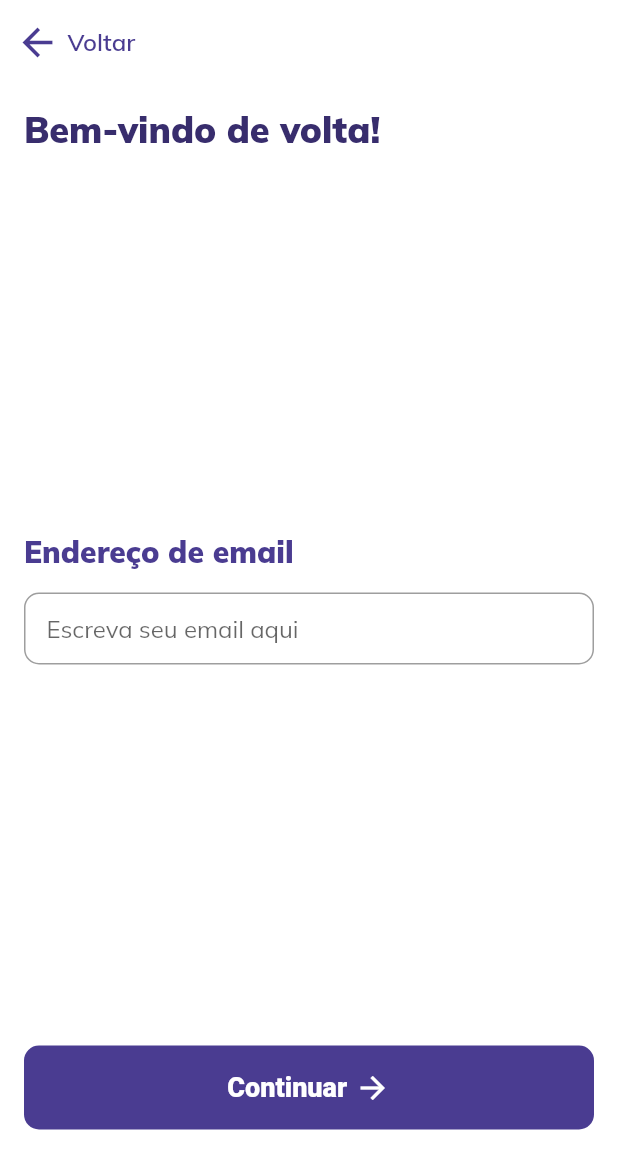
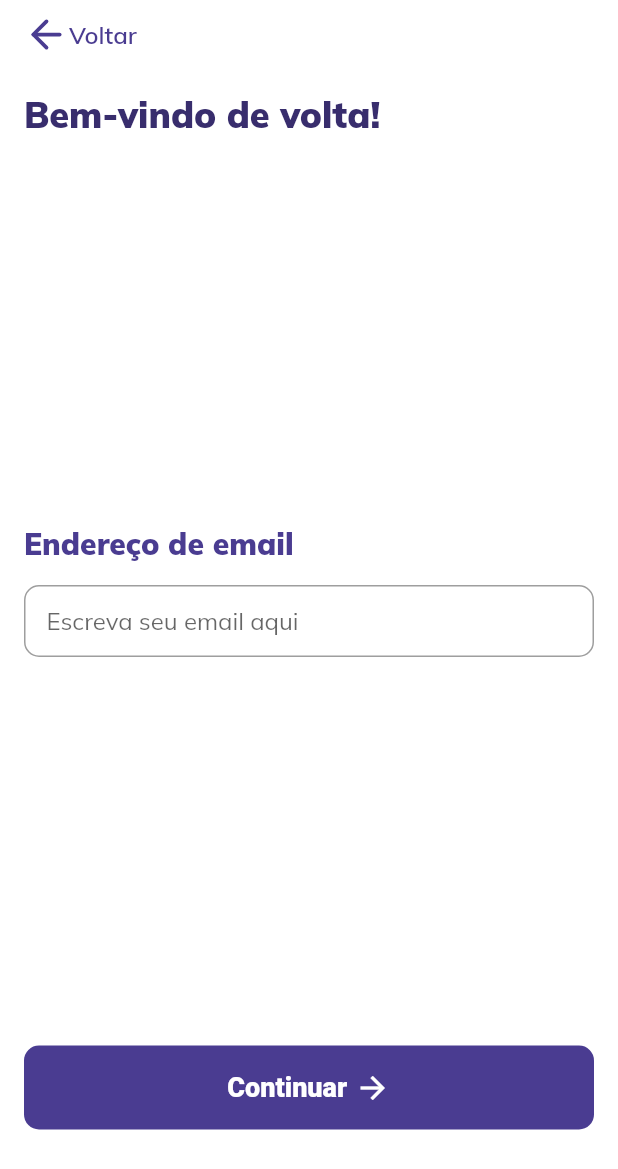
Before and after one commit to elionaimelo/theo, a Flutter app: the LoginScreen screen opened by its route, on a phone screen of 412 x 824 dp. Shown: the top 1169 px of the screen. Run offline on Flutter 3.47's test engine with Material 2 defaults, Android fonts, the phone set to English and light mode, and no system bars; our stand-ins replace flutter_feather_icons, flutter_svg, google_fonts, splashscreen.

Commit message:
ref: app bar modularized

```diff
--- /dev/null
+++ b/lib/components/theo_app_bar.dart
@@ -0,0 +1,85 @@
+import 'package:flutter/material.dart';
+import 'package:flutter_feather_icons/flutter_feather_icons.dart';
+import 'package:theo/styles/colors.dart';
+
+class TheoAppBar extends StatelessWidget {
+  TheoAppBar({
+    this.withBackButton = false,
+    this.withProfile = false,
+    this.withMenu = false,
+    this.onBackPressed,
+  });
+
+  final bool withBackButton;
+  final bool withProfile;
+  final bool withMenu;
+  final Function onBackPressed;
+
+  Widget _backButton(BuildContext context) => Container(
+        child: InkWell(
+            borderRadius: BorderRadius.circular(30),
+            onTap: () => onBackPressed?.call(),
+            child: Container(
+              padding: EdgeInsets.only(right: 10),
+              child: Row(
+                children: [
+                  Icon(
+                    FeatherIcons.arrowLeft,
+                    color: TheoColors.primary,
+                    size: 30,
+                  ),
+                  Text(
+                    'Voltar',
+                    style: Theme.of(context).textTheme.bodyText1.copyWith(
+                          fontWeight: FontWeight.w600,
+                          color: TheoColors.primary,
+                          fontSize: 16,
+                        ),
+                  ),
+                ],
+              ),
+            )),
+      );
+
+  Widget _leftAction(BuildContext context) => withBackButton
+      ? _backButton(context)
+      : Image.asset('assets/icons/simbolo-app.png', fit: BoxFit.cover);
+
+  @override
+  Widget build(BuildContext context) {
+    return AppBar(
+      automaticallyImplyLeading: false,
+      backgroundColor: Colors.white,
+      elevation: 0,
+      title: Row(
+        mainAxisAlignment: MainAxisAlignment.start,
+        children: [
+          _leftAction(context),
+        ],
+      ),
+      actions: [
+        if (withProfile)
+          CircleAvatar(
+            radius: 30,
+            backgroundColor: Colors.transparent,
+            child: ClipOval(
+              child: Image.asset(
+                'assets/images/avataaars.jpg',
+                width: 30,
+                height: 30,
+              ),
+            ),
+          ),
+        if (withMenu)
+          IconButton(
+            iconSize: 35,
+            icon: Icon(
+              Icons.menu,
+              color: TheoColors.primary,
+            ),
+            onPressed: () {},
+          ),
+      ],
+    );
+  }
+}
--- a/lib/pages/login_screen/login_screen.dart
+++ b/lib/pages/login_screen/login_screen.dart
@@ -1,9 +1,12 @@
 import 'package:flutter/material.dart';
+import 'package:flutter_feather_icons/flutter_feather_icons.dart';
 import 'package:google_fonts/google_fonts.dart';
 import 'package:theo/components/bottom_button.dart';
+import 'package:theo/components/theo_app_bar.dart';
 import 'package:theo/core/routes.dart';
 import 'package:theo/pages/login_screen/components/login_email_tag.dart';
 import 'package:theo/styles/colors.dart';
+import 'package:theo/styles/metrics.dart';
 
 import 'components/login_input_text.dart';
 
@@ -64,7 +67,13 @@ class _LoginScreenState extends State<LoginScreen>
     return WillPopScope(
       onWillPop: _onBackPressed,
       child: Scaffold(
-        appBar: _appBar,
+        appBar: PreferredSize(
+          preferredSize: Size.fromHeight(TheoMetrics.appBarHeight),
+          child: TheoAppBar(
+            withBackButton: true,
+            onBackPressed: _onBackPressed,
+          ),
+        ),
         body: _body,
       ),
     );
@@ -152,39 +161,4 @@ class _LoginScreenState extends State<LoginScreen>
           color: TheoColors.third,
         ),
       );
-
-  Widget get _backButton => Container(
-        margin: EdgeInsets.only(left: 5),
-        child: InkWell(
-            borderRadius: BorderRadius.circular(30),
-            onTap: _onBackPressed,
-            child: Container(
-              padding: EdgeInsets.all(5),
-              child: Icon(
-                Icons.arrow_back,
-                color: TheoColors.primary,
-                size: 30,
-              ),
-            )),
-      );
-
-  AppBar get _appBar => AppBar(
-        backgroundColor: Colors.white,
-        titleSpacing: 0.0,
-        automaticallyImplyLeading: false,
-        title: Row(
-          children: [
-            _backButton,
-            Text(
-              'Voltar',
-              style: GoogleFonts.muli(
-                fontWeight: FontWeight.w600,
-                color: TheoColors.primary,
-                fontSize: 16,
-              ),
-            ),
-          ],
-        ),
-        elevation: 0,
-      );
 }
--- /dev/null
+++ b/lib/styles/metrics.dart
@@ -0,0 +1,3 @@
+class TheoMetrics {
+  static double appBarHeight = 46;
+}
```
Also changed, not shown: lib/pages/home_screen/home_screen.dart (+20 -38 lines).
